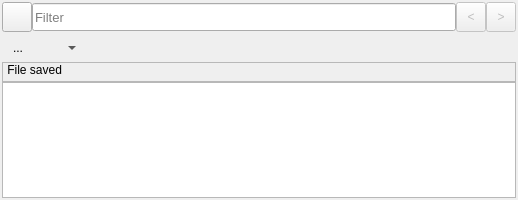
Before: the Qt Designer form mainwindow.ui in hesting15/TextFilter, drawn with Qt 5.
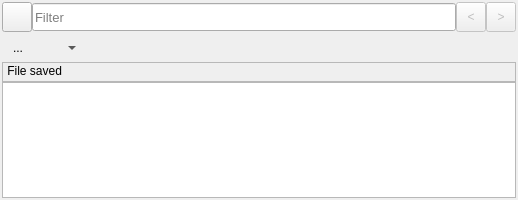
After: the same form once the commit is applied. Icons and pictures are not drawn. Custom widgets are drawn as their Qt base class.

Diff of the .ui file:
```diff
--- a/mainwindow.ui
+++ b/mainwindow.ui
@@ -653,7 +653,7 @@
          <property name="geometry">
           <rect>
            <x>2</x>
-           <y>-1</y>
+           <y>0</y>
            <width>261</width>
            <height>18</height>
           </rect>
```
